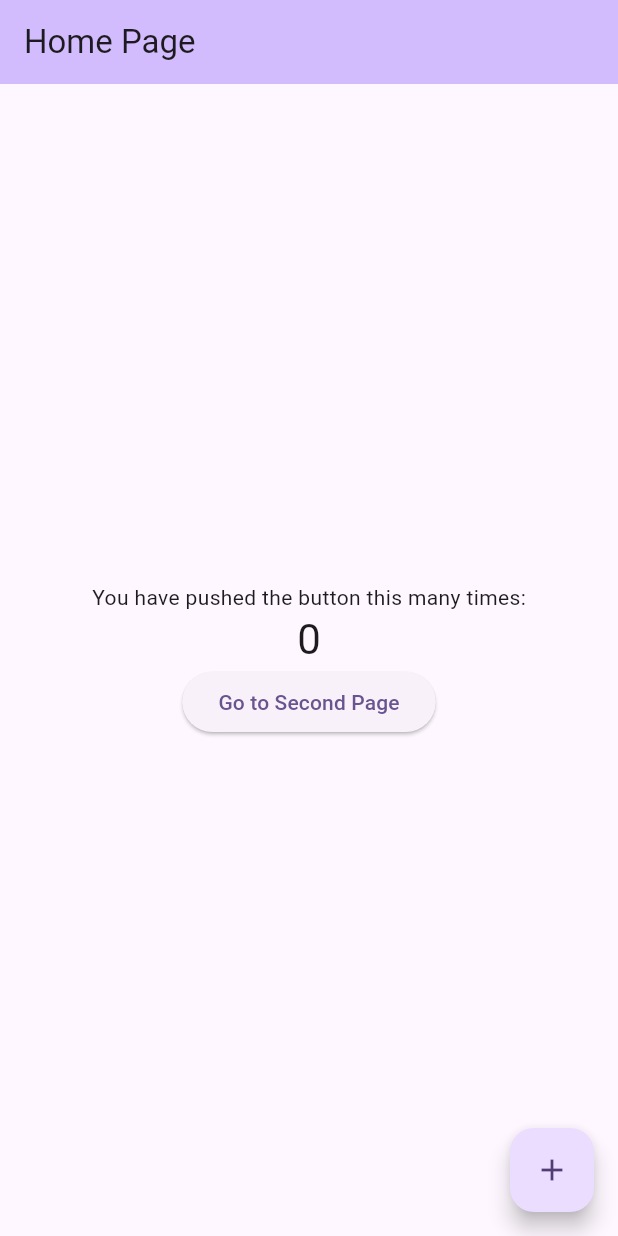
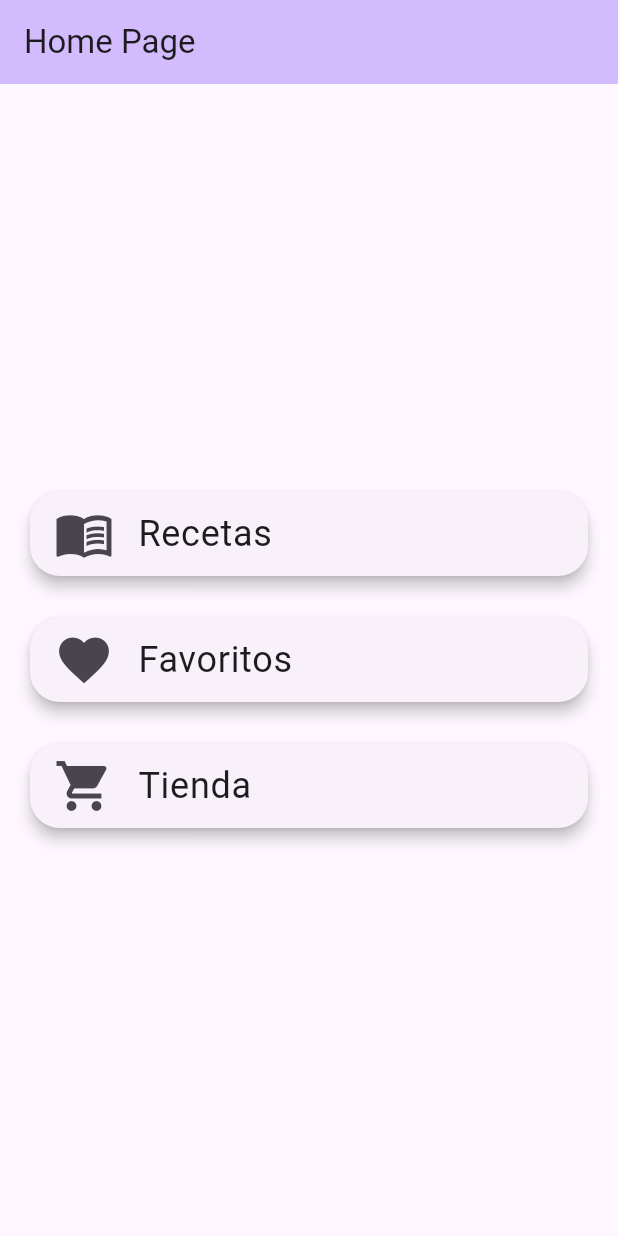
Before and after one commit to pos7t0/teamMokUp, a Flutter app: the screen it shows after launch, on a phone screen of 412 x 824 dp. Run offline on Flutter 3.47's test engine with Material 3 defaults, Android fonts, the phone set to English and light mode, and no system bars.

Commit message:
Botones optimizados de cambio nivel

```diff
--- /dev/null
+++ b/lib/pages/favoritos.dart
@@ -0,0 +1,24 @@
+import 'package:flutter/material.dart';
+
+class favoritos extends StatefulWidget {
+  const favoritos({super.key, required this.title});
+
+  final String title;
+
+  @override
+  State<favoritos> createState() => _favoritosState();
+}
+
+class _favoritosState extends State<favoritos> {
+
+
+  @override
+  Widget build(BuildContext context){
+    return Scaffold(
+      appBar: AppBar(
+        backgroundColor: Theme.of(context).colorScheme.inversePrimary,
+        title: Text(widget.title),
+      )
+    );
+  }
+}
--- a/lib/pages/myHomepage.dart
+++ b/lib/pages/myHomepage.dart
@@ -1,5 +1,8 @@
 import 'package:flutter/material.dart';
-import 'Second.dart';
+import 'package:team_mokup/pages/favoritos.dart';
+import 'package:team_mokup/pages/recetas.dart';
+import 'package:team_mokup/pages/tienda.dart';
+
 
 
 class MyHomePage extends StatefulWidget {
@@ -12,20 +15,7 @@ class MyHomePage extends StatefulWidget {
 }
 
 class _MyHomePageState extends State<MyHomePage> {
-  int _counter = 0;
 
-  void _incrementCounter() {
-    setState(() {
-      _counter++;
-    });
-  }
-
-  void _navigateToSecondPage() {
-    Navigator.push(
-      context,
-      MaterialPageRoute(builder: (context) => const SecondPage()),
-    );
-  }
 
   @override
   Widget build(BuildContext context) {
@@ -35,27 +25,47 @@ class _MyHomePageState extends State<MyHomePage> {
         title: Text(widget.title),
       ),
       body: Center(
-        child: Column(
-          mainAxisAlignment: MainAxisAlignment.center,
-          children: <Widget>[
-            const Text(
-              'You have pushed the button this many times:',
-            ),
-            Text(
-              '$_counter',
-              style: Theme.of(context).textTheme.headlineMedium,
-            ),
-            ElevatedButton(
-              onPressed: _navigateToSecondPage,
-              child: const Text('Go to Second Page'),
-            ),
-          ],
+        child: Padding(
+          padding: const EdgeInsets.all(16.0),
+          child: Column(
+            mainAxisAlignment: MainAxisAlignment.center,
+            children: [
+              // Card de Recetas
+              button(Icons.menu_book, 'Recetas', const recetas(title: 'Recetas')),
+              const SizedBox(height: 20),
+              // Card de Favoritos
+              button(Icons.favorite, 'Favoritos', const favoritos(title: 'Favoritos')),
+
+              const SizedBox(height: 20),
+              // Card de Tienda
+              button(Icons.shopping_cart, 'Tienda', const tienda(title: 'Tienda')),
+
+            ],
+          ),
         ),
       ),
-      floatingActionButton: FloatingActionButton(
-        onPressed: _incrementCounter,
-        tooltip: 'Increment',
-        child: const Icon(Icons.add),
+    );
+  }
+  GestureDetector button(IconData icon,String text,StatefulWidget state){
+    return GestureDetector(
+      onTap: () {
+        Navigator.push(
+          context,
+          MaterialPageRoute(builder: (context) => state),
+        );
+      },
+      child: Card(
+        shape: RoundedRectangleBorder(
+          borderRadius: BorderRadius.circular(20), // Bordes redondeados
+        ),
+        elevation: 4, // Sombra de la card
+        child: ListTile(
+          leading:  Icon(icon, size: 40), // Icono de recetas
+          title:  Text(
+            text,
+            style: TextStyle(fontSize: 24),
+          ),
+        ),
       ),
     );
   }
--- /dev/null
+++ b/lib/pages/recetas.dart
@@ -0,0 +1,24 @@
+import 'package:flutter/material.dart';
+
+class recetas extends StatefulWidget {
+  const recetas({super.key, required this.title});
+
+  final String title;
+
+  @override
+  State<recetas> createState() => _recetasState();
+}
+
+class _recetasState extends State<recetas> {
+
+
+  @override
+  Widget build(BuildContext context){
+    return Scaffold(
+      appBar: AppBar(
+        backgroundColor: Theme.of(context).colorScheme.inversePrimary,
+        title: Text(widget.title),
+      )
+    );
+  }
+}
--- /dev/null
+++ b/lib/pages/tienda.dart
@@ -0,0 +1,24 @@
+import 'package:flutter/material.dart';
+
+class tienda extends StatefulWidget {
+  const tienda({super.key, required this.title});
+
+  final String title;
+
+  @override
+  State<tienda> createState() => _tiendaState();
+}
+
+class _tiendaState extends State<tienda> {
+
+
+  @override
+  Widget build(BuildContext context){
+    return Scaffold(
+      appBar: AppBar(
+        backgroundColor: Theme.of(context).colorScheme.inversePrimary,
+        title: Text(widget.title),
+      )
+    );
+  }
+}
```
